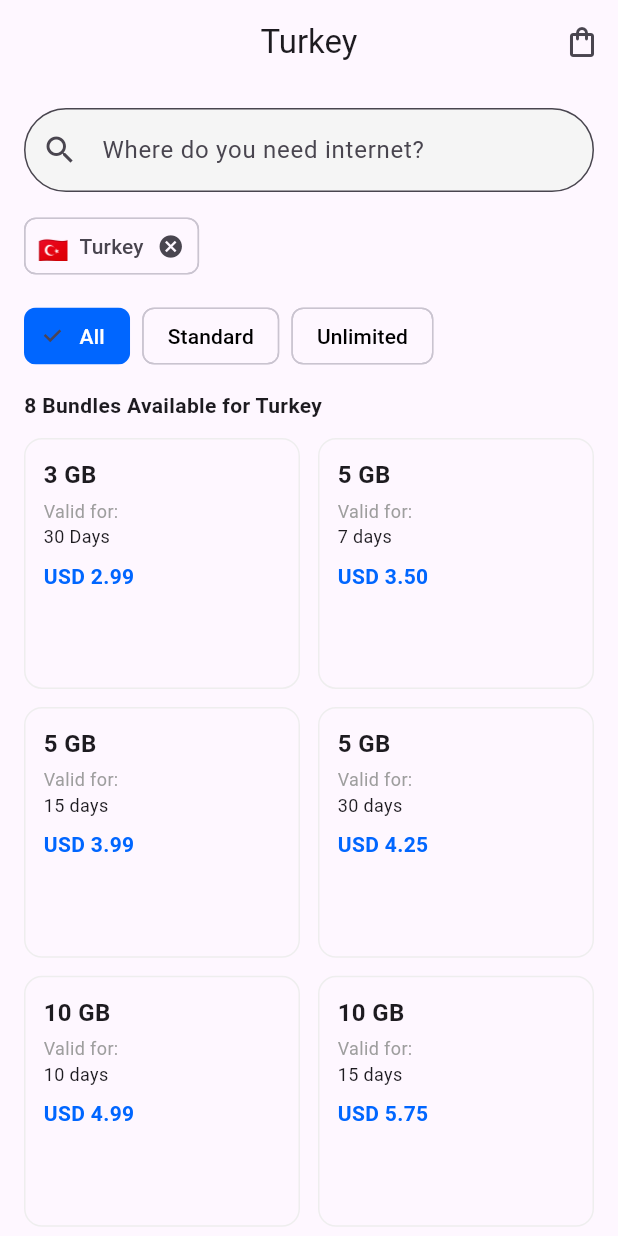
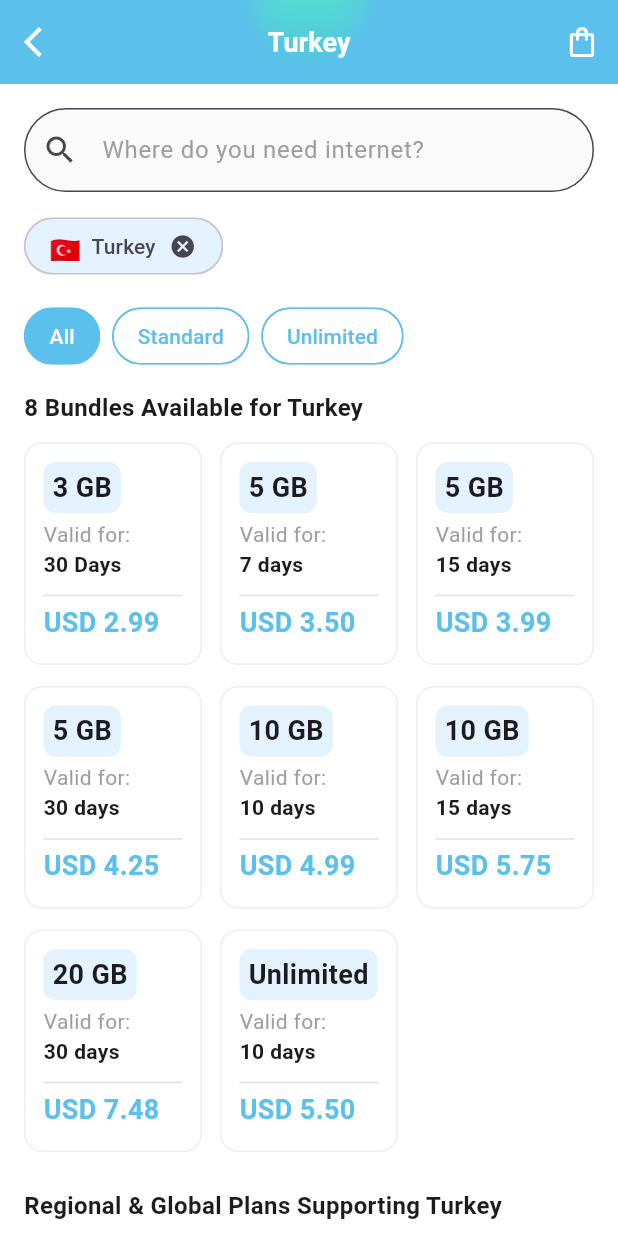
Before and after one commit to 03areeba23/flutter-task-areeba, a Flutter app: the screen it shows after launch, on a phone screen of 412 x 824 dp. Run offline on Flutter 3.47's test engine with Material 3 defaults, Android fonts, the phone set to English and light mode, and no system bars; our stand-ins replace stacked, stacked_services, stacked_shared.

Commit message:
feat: improved UI and AppBar

```diff
--- a/lib/main.dart
+++ b/lib/main.dart
@@ -19,6 +19,7 @@ class MainApp extends StatelessWidget {
   @override
   Widget build(BuildContext context) {
     return MaterialApp(
+      debugShowCheckedModeBanner: false,
       initialRoute: Routes.turkeyView,
       onGenerateRoute: StackedRouter().onGenerateRoute,
       navigatorKey: StackedService.navigatorKey,
--- a/lib/ui/common/app_colors.dart
+++ b/lib/ui/common/app_colors.dart
@@ -7,3 +7,5 @@ const Color kcMediumGrey = Color(0xFF474A54);
 const Color kcLightGrey = Color.fromARGB(255, 187, 187, 187);
 const Color kcVeryLightGrey = Color(0xFFE3E3E3);
 const Color kcBackgroundColor = kcDarkGreyColor;
+const primary = Color(0xFF0066FF);
+const cardBorder = Color(0xFFE8E8E8);
--- a/lib/ui/views/turkey/turkey_view.dart
+++ b/lib/ui/views/turkey/turkey_view.dart
@@ -1,4 +1,5 @@
 import 'package:flutter/material.dart';
+import 'package:flutter/services.dart';
 import 'package:flutter_task_areeba/ui/widgets/common/bundle_card/bundle_card.dart';
 import 'package:flutter_task_areeba/ui/widgets/common/filter_chip_row/filter_chip_row.dart';
 import 'package:flutter_task_areeba/ui/widgets/common/regional_plan_card/regional_plan_card.dart';
@@ -16,18 +17,51 @@ class TurkeyView extends StackedView<TurkeyViewModel> {
     Widget? child,
   ) {
     return Scaffold(
+        backgroundColor: Colors.white,
         appBar: AppBar(
-          title: const Text('Turkey'),
+          automaticallyImplyLeading: false,
+          elevation: 0,
+          iconTheme: const IconThemeData(color: Colors.white),
+          title: const Text(
+            'Turkey',
+            style: TextStyle(
+                color: Colors.white, fontSize: 18, fontWeight: FontWeight.w600),
+          ),
           centerTitle: true,
+          leading: IconButton(
+              onPressed: () {},
+              icon: const Icon(
+                Icons.arrow_back_ios,
+                color: Colors.white,
+              )),
           actions: [
             IconButton(
               onPressed: () {},
-              icon: Icon(Icons.shopping_bag_outlined),
+              icon: const Icon(Icons.shopping_bag_outlined),
             )
           ],
+          flexibleSpace: Container(
+            decoration: const BoxDecoration(
+                gradient: LinearGradient(
+              colors: [
+                Color(0xFF5BC0EB),
+                Color(0xFF3A86FF),
+              ],
+              begin: Alignment.topCenter,
+              end: Alignment.bottomCenter,
+            )),
+            child: Container(
+              decoration: const BoxDecoration(
+                gradient: RadialGradient(colors: [
+                  Color(0x664CFFB0),
+                  Color(0xFF5BC0EB),
+                ], radius: 0.8, center: Alignment(0, -1.0)),
+              ),
+            ),
+          ),
         ),
         body: SingleChildScrollView(
-          padding: EdgeInsets.all(16),
+          padding: const EdgeInsets.all(16),
           child: Column(
             crossAxisAlignment: CrossAxisAlignment.start,
             children: [
@@ -35,11 +69,16 @@ class TurkeyView extends StackedView<TurkeyViewModel> {
               TextField(
                 decoration: InputDecoration(
                   hintText: 'Where do you need internet?',
+                  hintStyle: const TextStyle(color: Colors.grey),
                   prefixIcon: const Icon(Icons.search),
                   border: OutlineInputBorder(
-                      borderRadius: BorderRadius.circular(30)),
+                      borderRadius: BorderRadius.circular(30),
+                      borderSide: const BorderSide(color: Color(0xFF5BC0EB))),
+                  focusedBorder: OutlineInputBorder(
+                      borderRadius: BorderRadius.circular(30),
+                      borderSide: const BorderSide(color: Color(0xFF5BC0EB))),
                   filled: true,
-                  fillColor: Colors.grey.shade100,
+                  fillColor: Colors.grey.shade50,
                 ),
               ),
               const SizedBox(
@@ -48,6 +87,10 @@ class TurkeyView extends StackedView<TurkeyViewModel> {
 
               //Country chip
               Chip(
+                shape: StadiumBorder(),
+                padding:
+                    const EdgeInsets.symmetric(horizontal: 16, vertical: 8),
+                backgroundColor: Colors.blue.shade50,
                 label: const Text('Turkey'),
                 avatar: const Text('🇹🇷', style: TextStyle(fontSize: 18)),
                 onDeleted: () {},
@@ -67,7 +110,8 @@ class TurkeyView extends StackedView<TurkeyViewModel> {
 
               Text(
                 '${viewModel.bundles.length} Bundles Available for Turkey',
-                style: const TextStyle(fontWeight: FontWeight.bold),
+                style:
+                    const TextStyle(fontWeight: FontWeight.bold, fontSize: 16),
               ),
               const SizedBox(
                 height: 12,
@@ -79,10 +123,10 @@ class TurkeyView extends StackedView<TurkeyViewModel> {
                 physics: const NeverScrollableScrollPhysics(),
                 itemCount: viewModel.bundles.length,
                 gridDelegate: const SliverGridDelegateWithFixedCrossAxisCount(
-                  crossAxisCount: 2,
-                  mainAxisSpacing: 12,
+                  crossAxisCount: 3,
+                  mainAxisSpacing: 14,
                   crossAxisSpacing: 12,
-                  childAspectRatio: 1.1,
+                  childAspectRatio: 0.8,
                 ),
                 itemBuilder: (_, i) => BundleCard(bundle: viewModel.bundles[i]),
               ),
@@ -92,7 +136,7 @@ class TurkeyView extends StackedView<TurkeyViewModel> {
 
               const Text(
                 'Regional & Global Plans Supporting Turkey',
-                style: TextStyle(fontWeight: FontWeight.bold, fontSize: 15),
+                style: TextStyle(fontWeight: FontWeight.bold, fontSize: 16),
               ),
               const SizedBox(
                 height: 12,
@@ -133,6 +177,9 @@ class TurkeyView extends StackedView<TurkeyViewModel> {
                     style: TextStyle(color: Colors.green),
                   ),
                 ],
+              ),
+              const SizedBox(
+                height: 24,
               )
             ],
           ),
--- a/lib/ui/widgets/common/bundle_card/bundle_card.dart
+++ b/lib/ui/widgets/common/bundle_card/bundle_card.dart
@@ -17,17 +17,33 @@ class BundleCard extends StatelessWidget {
       child: Column(
         crossAxisAlignment: CrossAxisAlignment.start,
         children: [
-          Text(bundle.data,
-              style:
-                  const TextStyle(fontWeight: FontWeight.bold, fontSize: 16)),
+          Container(
+            padding: const EdgeInsets.symmetric(horizontal: 6, vertical: 4),
+            decoration: BoxDecoration(
+              color: Colors.blue.shade50,
+              borderRadius: BorderRadius.circular(8),
+            ),
+            child: Text(bundle.data,
+                style:
+                    const TextStyle(fontWeight: FontWeight.bold, fontSize: 18)),
+          ),
           const SizedBox(height: 4),
           Text('Valid for:',
-              style: TextStyle(color: Colors.grey.shade500, fontSize: 12)),
-          Text(bundle.validity, style: const TextStyle(fontSize: 12)),
-          const SizedBox(height: 8),
+              style: TextStyle(color: Colors.grey.shade500, fontSize: 14)),
+          Text(bundle.validity,
+              style:
+                  const TextStyle(fontSize: 14, fontWeight: FontWeight.bold)),
+          const SizedBox(height: 6),
+          Divider(
+            thickness: 1,
+            height: 10,
+            color: Colors.grey.shade300,
+          ),
           Text(bundle.price,
               style: const TextStyle(
-                  fontWeight: FontWeight.bold, color: Color(0xFF0066FF))),
+                  fontWeight: FontWeight.bold,
+                  color: Color(0xFF5BC0EB),
+                  fontSize: 18)),
         ],
       ),
     );
--- a/lib/ui/widgets/common/filter_chip_row/filter_chip_row.dart
+++ b/lib/ui/widgets/common/filter_chip_row/filter_chip_row.dart
@@ -17,11 +17,16 @@ class FilterChipRow extends StatelessWidget {
           padding: const EdgeInsets.only(right: 8),
           child: ChoiceChip(
             label: Text(label),
+            shape: const StadiumBorder(
+              side: BorderSide(color: Color(0xFF5BC0EB), width: 1),
+            ),
             selected: isSelected,
+            backgroundColor: Colors.white,
+            showCheckmark: false,
             onSelected: (_) => onSelect(f),
-            selectedColor: const Color(0xFF0066FF),
+            selectedColor: const Color(0xFF5BC0EB),
             labelStyle:
-                TextStyle(color: isSelected ? Colors.white : Colors.black),
+                TextStyle(color: isSelected ? Colors.white : Color(0xFF5BC0EB)),
           ),
         );
       }).toList(),
```
Also changed, not shown: lib/ui/widgets/common/regional_plan_card/regional_plan_card.dart (+51 -8 lines).
